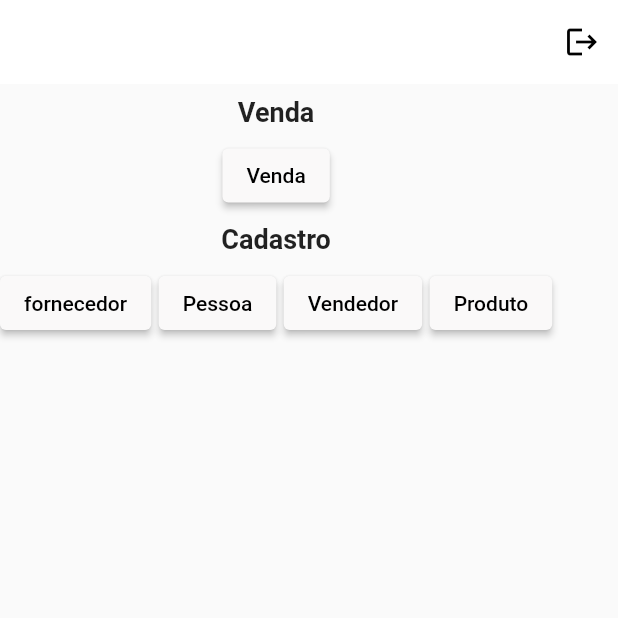
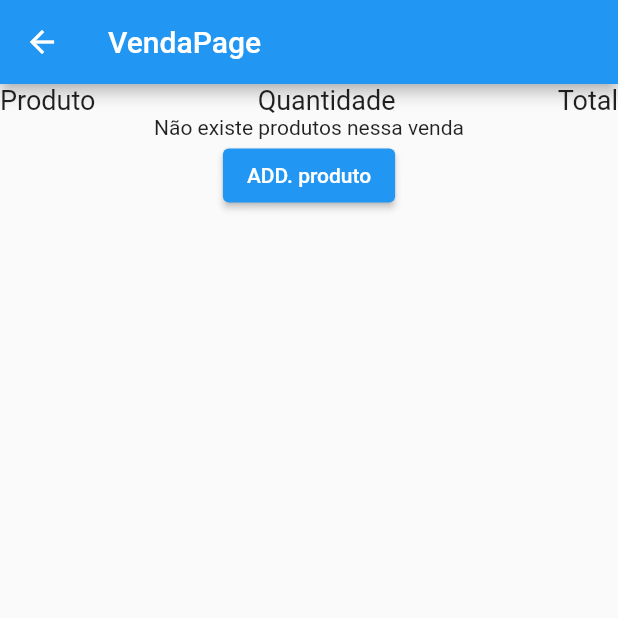
Before and after one commit to andersonf007/Mercado_mobile, a Flutter app: the HomePage screen opened by its route, after a tap on "Venda", on a phone screen of 412 x 824 dp, the top half of it. Run offline on Flutter 3.47's test engine with Material 2 defaults, Android fonts, the light colour scheme and no system bars; our stand-ins replace dio, flutter_mobx, flutter_modular, google_fonts, mobx, shared_preferences and 1 more; accounts and stored records are empty; generated files the repository leaves out were written again.

Commit message:
adicionando os itens na tela de venda

```diff
--- a/lib/app/app_module.dart
+++ b/lib/app/app_module.dart
@@ -7,6 +7,7 @@ import 'package:mercado_poo/app/modules/home/home_module.dart';
 import 'package:mercado_poo/app/modules/setting/setting_module.dart';
 import 'package:mercado_poo/app/modules/signin/signin_module.dart';
 import 'package:mercado_poo/app/modules/signup/signup_module.dart';
+import 'package:mercado_poo/app/modules/venda/venda_module.dart';
 import 'package:mercado_poo/app/repositorios/IHttpService.dart';
 
 class AppModule extends Module {
@@ -28,6 +29,7 @@ class AppModule extends Module {
     ModuleRoute('/cadastrarFornecedor', module: CadastroFornecedorModule()),
     ModuleRoute('/cadastroVendedor', module: CadastroVendedorModule()),
     ModuleRoute('/cadastroProduto', module: CadastroProdutoModule()),
+    ModuleRoute('/venda', module: VendaModule(),)
   ];
 
 }
--- a/lib/app/models/produto/produto_models.dart
+++ b/lib/app/models/produto/produto_models.dart
@@ -8,8 +8,8 @@ class Produto{
   int? id;
   String? nome;
   String? categoria;
-  double? vCompra;
-  double? vVenda;
+  double? valorCompra;
+  double? valorVenda;
   int? quantidade;
   String? validade;
 
@@ -18,8 +18,8 @@ class Produto{
     this.nome,
     this.categoria,
     this.quantidade,
-    this.vCompra,
-    this.vVenda,
+    this.valorCompra,
+    this.valorVenda,
     this.validade
   });
  factory Produto.fromJson(Map<String, dynamic> json) =>
@@ -39,8 +39,8 @@ class Produto{
       id: id ?? this.id,
       nome: nome ?? this.nome,
       categoria: categoria ?? this.categoria,
-      vCompra: vCompra ?? this.vCompra,
-      vVenda: vVenda ?? this.vVenda,
+      valorCompra: vCompra ?? this.valorCompra,
+      valorVenda: vVenda ?? this.valorVenda,
       quantidade: quantidade ?? this.quantidade,
       validade: validade ?? this.validade,
     );
--- a/lib/app/modules/cadastroFornecedor/cadastroFornecedor_page.dart
+++ b/lib/app/modules/cadastroFornecedor/cadastroFornecedor_page.dart
@@ -166,7 +166,7 @@ TextEditingController textNome = TextEditingController();
                             border: OutlineInputBorder(),
                             enabledBorder: OutlineInputBorder(),
                             focusedBorder: OutlineInputBorder(),
-                            hintText: "sexo",
+                            hintText: "Telefone",
                             contentPadding: EdgeInsets.only(
                               left: 16,
                             ),
--- a/lib/app/modules/cadastroProduto/cadastroProduto_page.dart
+++ b/lib/app/modules/cadastroProduto/cadastroProduto_page.dart
@@ -349,8 +349,8 @@ class CadastroProdutoPageState extends State<CadastroProdutoPage> {
                             nome: textNome.text,
                             categoria: textcategoria.text,
                             quantidade: int.tryParse(textquantidade.text),
-                            vCompra: double.tryParse(textvCompra.text),
-                            vVenda: double.tryParse(textvVenda.text),
+                            valorCompra: double.tryParse(textvCompra.text),
+                            valorVenda: double.tryParse(textvVenda.text),
                             validade: textValidade.text
                           )
                         ).onError((error, stackTrace) {
--- a/lib/app/modules/home/home_page.dart
+++ b/lib/app/modules/home/home_page.dart
@@ -58,7 +58,7 @@ class _HomePageState extends ModularState<HomePage, HomeStore> {
                       primary: Color.fromARGB(255, 250, 249, 249),
                     ),
                     onPressed: () {
-                      Modular.to.pushNamed('/cashDetail');
+                      Modular.to.pushNamed('/venda');
                     },
                     child: Column(
                       children: [
--- /dev/null
+++ b/lib/app/modules/venda/venda_page.dart
@@ -0,0 +1,97 @@
+import 'package:flutter_mobx/flutter_mobx.dart';
+import 'package:flutter_modular/flutter_modular.dart';
+import 'package:mercado_poo/app//modules/venda/venda_store.dart';
+import 'package:flutter/material.dart';
+import 'package:intl/intl.dart';
+
+class VendaPage extends StatefulWidget {
+  final String title;
+  const VendaPage({Key? key, this.title = 'VendaPage'}) : super(key: key);
+  @override
+  VendaPageState createState() => VendaPageState();
+}
+class VendaPageState extends State<VendaPage> {
+  final VendaStore store = Modular.get();
+  NumberFormat formatter = NumberFormat.simpleCurrency(locale: 'pt_BR');
+
+  @override
+  Widget build(BuildContext context) {
+    return Scaffold(
+      appBar: AppBar(
+        title: Text(widget.title),
+      ),
+      body: Column(
+        children: <Widget>[
+          Row(
+            mainAxisAlignment: MainAxisAlignment.spaceBetween,
+            children: [
+              Text('Produto',
+                style: TextStyle(
+                  fontSize: 18,
+                  fontWeight: FontWeight.normal
+                ),
+              ),
+              Text('Quantidade',
+                style: TextStyle(
+                  fontSize: 18,
+                  fontWeight: FontWeight.normal
+                ),
+              ),
+              Text('Total',
+                style: TextStyle(
+                  fontSize: 18,
+                  fontWeight: FontWeight.normal
+                ),
+              ),
+            ],
+          ),
+          Observer(
+            builder: (context){
+              if(store.listVendaItem.isEmpty)
+                return Center(
+                  child: Text('Não existe produtos nessa venda'),
+                );
+              return Expanded(
+                child: ListView.builder(
+                  itemCount: store.listVendaItem.length,
+                  itemBuilder: (context, index){
+                    return Row(
+                      mainAxisAlignment: MainAxisAlignment.spaceBetween,
+                      //crossAxisAlignment: CrossAxisAlignment.start,
+                      children: [
+                        Text(store.listVendaItem[index].nomeProduto!,
+                          style: TextStyle(
+                            fontSize: 18,
+                            fontWeight: FontWeight.bold
+                          ),
+                        ),
+                        Text(store.listVendaItem[index].qtdProdutos!.toString(),
+                          style: TextStyle(
+                            fontSize: 18,
+                            fontWeight: FontWeight.bold
+                          ),
+                        ),
+                        Text(formatter.format(store.listVendaItem[index].valorTotal!),
+                          style: TextStyle(
+                            fontSize: 18,
+                            fontWeight: FontWeight.bold
+                          ),
+                        ),
+                      ],
+                    );
+                  },
+                ),
+              );
+            }
+          ),
+          ElevatedButton(
+            onPressed: (){
+              Modular.to.pushNamed('/venda/ListagemProduto');
+            },
+            child: Text('ADD. produto')
+          ),
+        ],
+      ),
+    );
+  }
+}
--- a/lib/app/repositorios/produto_repositorio.dart
+++ b/lib/app/repositorios/produto_repositorio.dart
@@ -28,4 +28,43 @@ class ProdutoRepositorio{
       return Future.error(e);
     }
   }
+
+  Future<List<Produto>> BuscarTodosProdutos() async {
+    try {
+      String url = '/produto/listarTodos';
+      var response = await http.get(url: url);
+      print(response.data);
+      /*if(response.data.length == 0){
+        return Future.error('Nenhum dado nesse periodo');
+      }*/
+      if (response.statusCode == 200) {
+        return (response.data as List).map((e) {
+          var produto = Produto.fromJson(e);
+          return produto;
+        }).toList();
+      }
+      return Future.error(response.data['error']);
+    } catch (e) {
+        if (e.toString().contains('Http status error [404]')){
+          return Future.error("Não existe dados no período!");
+        }
+        return Future.error(e);
+    }
+  }
+
+  Future<Produto> buscarProduto(int id) async {
+    try {
+      String url = '/produto/?id=${id}';
+      var response = await http.get(url: url);
+      if (response.statusCode == 200) {
+        return Produto.fromJson(response.data);
+      }
+      return Future.error(response.data['error']);
+    } catch (e) {
+      if (e is DioError) {
+        print('${e.message} ${e.response} ${e.error}');
+      }
+      return Future.error(e);
+    }
+  }
 }
```
Also changed, not shown: lib/app/models/venda/venda_models.dart (added, +39 -0 lines), lib/app/models/vendaItem_models/vendaItens_models.dart (added, +43 -0 lines), lib/app/modules/venda/screen/listagem_de_produtos.dart (added, +276 -0 lines), lib/app/modules/venda/venda_module.dart (added, +24 -0 lines), lib/app/modules/venda/venda_store.dart (added, +90 -0 lines), lib/app/repositorios/venda_repositorio.dart (added, +31 -0 lines), lib/app/models/produto/produto_models.g.dart, lib/app/models/venda/venda_models.g.dart (added), lib/app/models/vendaItem_models/vendaItens_models.g.dart (added), lib/app/modules/venda/venda_store.g.dart (added), 2 other files.
